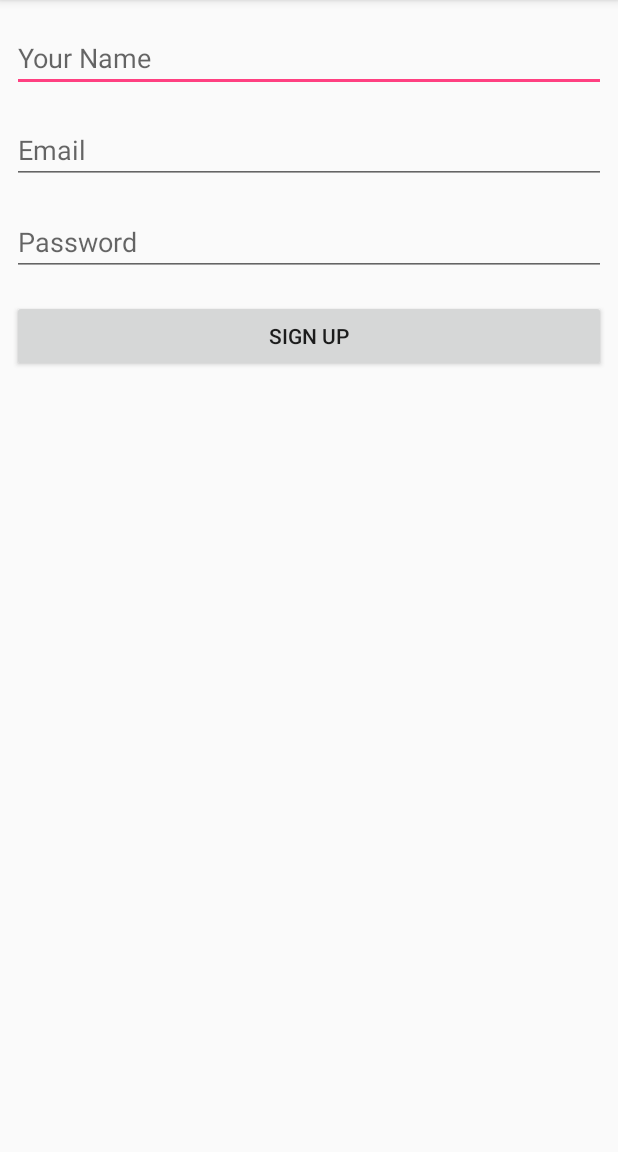
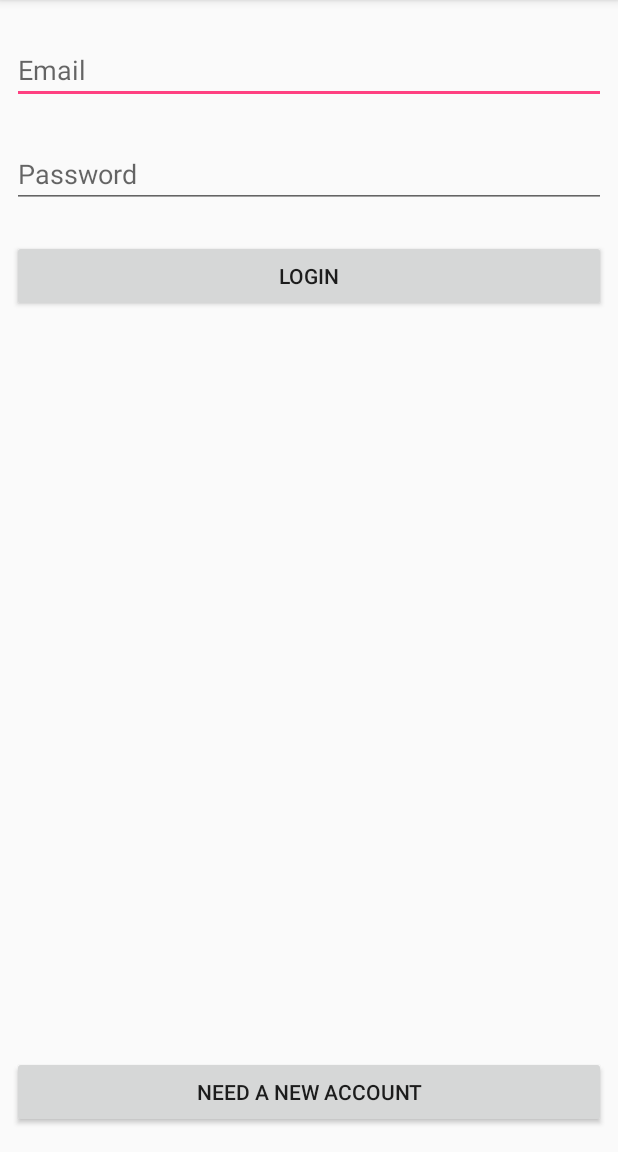
Before and after one commit to lunaticSKE12/SKE-Blog, an Android app: the screen it shows after launch (RegisterActivity before the commit, LoginActivity after it), on a phone screen of 412 x 824 dp, the part 84-1236 px from its top. Run offline under Robolectric (Android 15) with nearby library versions, the phone set to English and light mode, and no system bars; our stand-ins replace Firebase (no records; nobody signed in at launch, a user with empty details on screens opened directly), Picasso; pictures from the network do not load; 1 statement that could not run was skipped.

Commit message:
create login

```diff
--- a/app/src/main/AndroidManifest.xml
+++ b/app/src/main/AndroidManifest.xml
@@ -19,7 +19,8 @@
             </intent-filter>
         </activity>
         <activity android:name=".PostActivity" />
-        <activity android:name=".RegisterActivity"></activity>
+        <activity android:name=".RegisterActivity" />
+        <activity android:name=".LoginActivity"></activity>
     </application>
 
 </manifest>
--- /dev/null
+++ b/app/src/main/java/com/example/lunatic/ske_blog/LoginActivity.java
@@ -0,0 +1,98 @@
+package com.example.lunatic.ske_blog;
+
+import android.content.Intent;
+import android.support.annotation.NonNull;
+import android.support.v7.app.AppCompatActivity;
+import android.os.Bundle;
+import android.text.TextUtils;
+import android.view.View;
+import android.widget.Button;
+import android.widget.EditText;
+import android.widget.Toast;
+
+import com.google.android.gms.tasks.OnCompleteListener;
+import com.google.android.gms.tasks.Task;
+import com.google.firebase.auth.AuthResult;
+import com.google.firebase.auth.FirebaseAuth;
+import com.google.firebase.database.DataSnapshot;
+import com.google.firebase.database.DatabaseError;
+import com.google.firebase.database.DatabaseReference;
+import com.google.firebase.database.FirebaseDatabase;
+import com.google.firebase.database.ValueEventListener;
+
+public class LoginActivity extends AppCompatActivity {
+
+	private EditText mLoginEmailField;
+	private EditText mLoginPasswordField;
+	private Button mLoginBtn;
+
+	private FirebaseAuth mAuth;
+	private DatabaseReference mDatabase;
+
+	@Override
+	protected void onCreate(Bundle savedInstanceState) {
+		super.onCreate(savedInstanceState);
+		setContentView(R.layout.activity_login);
+
+		mAuth = FirebaseAuth.getInstance();
+		mDatabase = FirebaseDatabase.getInstance().getReference().child("Users");
+
+		mLoginEmailField = (EditText) findViewById(R.id.loginEmailField);
+		mLoginPasswordField = (EditText) findViewById(R.id.loginPasswordField);
+		mLoginBtn = (Button) findViewById(R.id.loginBtn);
+
+		mLoginBtn.setOnClickListener(new View.OnClickListener() {
+			@Override
+			public void onClick(View v) {
+				checkLogin();
+
+			}
+		});
+
+	}
+
+	private void checkLogin() {
+
+		String email = mLoginEmailField.getText().toString().trim();
+		String password = mLoginPasswordField.getText().toString().trim();
+
+		if(!TextUtils.isEmpty(email) && !TextUtils.isEmpty(password)){
+			mAuth.signInWithEmailAndPassword(email, password).addOnCompleteListener(new OnCompleteListener<AuthResult>() {
+				@Override
+				public void onComplete(@NonNull Task<AuthResult> task) {
+					if(task.isSuccessful()){
+
+						checkUserExist();
+
+					}else{
+						Toast.makeText(LoginActivity.this, "Error Login", Toast.LENGTH_LONG).show();
+					}
+
+				}
+			});
+
+		}
+	}
+
+	private void checkUserExist() {
+		final String user_id = mAuth.getCurrentUser().getUid();
+		mDatabase.addValueEventListener(new ValueEventListener() {
+			@Override
+			public void onDataChange(DataSnapshot dataSnapshot) {
+				if(dataSnapshot.hasChild(user_id)){
+					Intent mainIntent = new Intent(LoginActivity.this, MainActivity.class);
+					mainIntent.addFlags(Intent.FLAG_ACTIVITY_CLEAR_TOP);
+					startActivity(mainIntent);
+
+				}else{
+					Toast.makeText(LoginActivity.this, "You need to setup your account.", Toast.LENGTH_LONG).show();
+				}
+			}
+
+			@Override
+			public void onCancelled(DatabaseError databaseError) {
+
+			}
+		});
+	}
+}
--- a/app/src/main/java/com/example/lunatic/ske_blog/MainActivity.java
+++ b/app/src/main/java/com/example/lunatic/ske_blog/MainActivity.java
@@ -46,7 +46,7 @@
 			public void onAuthStateChanged(@NonNull FirebaseAuth firebaseAuth) {
 				if(firebaseAuth.getCurrentUser() == null){
 
-					Intent loginIntent = new Intent(MainActivity.this, RegisterActivity.class);
+					Intent loginIntent = new Intent(MainActivity.this, LoginActivity.class);
 					loginIntent.addFlags(Intent.FLAG_ACTIVITY_CLEAR_TOP);
 					startActivity(loginIntent);
 
--- /dev/null
+++ b/app/src/main/res/layout/activity_login.xml
@@ -0,0 +1,70 @@
+<?xml version="1.0" encoding="utf-8"?>
+<android.support.constraint.ConstraintLayout xmlns:android="http://schemas.android.com/apk/res/android"
+    xmlns:app="http://schemas.android.com/apk/res-auto"
+    xmlns:tools="http://schemas.android.com/tools"
+    android:layout_width="match_parent"
+    android:layout_height="match_parent"
+    tools:context="com.example.lunatic.ske_blog.LoginActivity">
+
+    <EditText
+        android:id="@+id/loginEmailField"
+        android:layout_width="0dp"
+        android:layout_height="wrap_content"
+        android:layout_marginEnd="8dp"
+        android:layout_marginLeft="8dp"
+        android:layout_marginRight="8dp"
+        android:layout_marginStart="8dp"
+        android:layout_marginTop="24dp"
+        android:ems="10"
+        android:hint="Email"
+        android:inputType="textEmailAddress"
+        app:layout_constraintHorizontal_bias="0.0"
+        app:layout_constraintLeft_toLeftOf="parent"
+        app:layout_constraintRight_toRightOf="parent"
+        app:layout_constraintTop_toTopOf="parent" />
+
+    <EditText
+        android:id="@+id/loginPasswordField"
+        android:layout_width="0dp"
+        android:layout_height="wrap_content"
+        android:layout_marginEnd="8dp"
+        android:layout_marginLeft="8dp"
+        android:layout_marginRight="8dp"
+        android:layout_marginStart="8dp"
+        android:layout_marginTop="24dp"
+        android:ems="10"
+        android:hint="Password"
+        android:inputType="textPassword"
+        app:layout_constraintHorizontal_bias="0.0"
+        app:layout_constraintLeft_toLeftOf="parent"
+        app:layout_constraintRight_toRightOf="parent"
+        app:layout_constraintTop_toBottomOf="@+id/loginEmailField" />
+
+    <Button
+        android:id="@+id/loginBtn"
+        android:layout_width="0dp"
+        android:layout_height="wrap_content"
+        android:layout_marginLeft="8dp"
+        android:layout_marginRight="8dp"
+        android:layout_marginTop="21dp"
+        android:text="Login"
+        app:layout_constraintHorizontal_bias="0.0"
+        app:layout_constraintLeft_toLeftOf="parent"
+        app:layout_constraintRight_toRightOf="parent"
+        app:layout_constraintTop_toBottomOf="@+id/loginPasswordField"
+        android:layout_marginStart="8dp"
+        android:layout_marginEnd="8dp" />
+
+    <Button
+        android:id="@+id/button3"
+        android:layout_width="0dp"
+        android:layout_height="wrap_content"
+        android:layout_marginBottom="16dp"
+        android:layout_marginLeft="8dp"
+        android:layout_marginRight="8dp"
+        android:text="Need a new Account"
+        app:layout_constraintBottom_toBottomOf="parent"
+        app:layout_constraintHorizontal_bias="0.0"
+        app:layout_constraintLeft_toLeftOf="parent"
+        app:layout_constraintRight_toRightOf="parent" />
+</android.support.constraint.ConstraintLayout>
```
Also changed, not shown: 4 other files.
